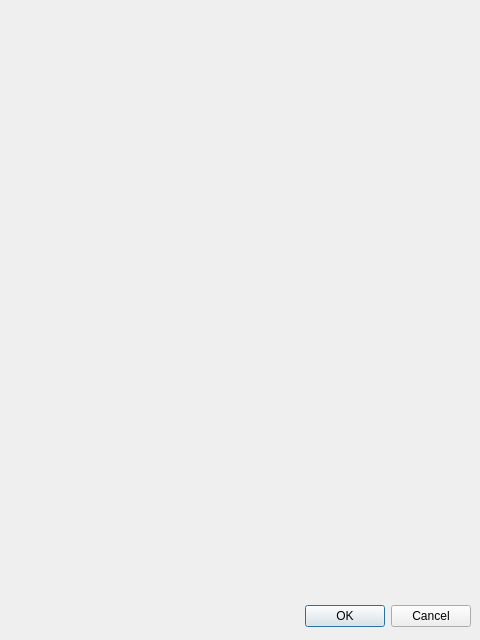
zelejimenez26/P59-Qt-CalculoRegistro-Salarios, file acerca.ui: the form before one commit.
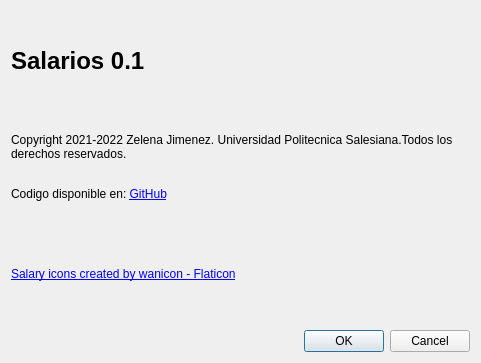
The form after the commit.

Diff of the .ui file:
```diff
--- a/acerca.ui
+++ b/acerca.ui
@@ -5,22 +5,59 @@
    <rect>
     <x>0</x>
     <y>0</y>
-    <width>480</width>
-    <height>640</height>
+    <width>481</width>
+    <height>363</height>
    </rect>
   </property>
+  <property name="minimumSize">
+   <size>
+    <width>300</width>
+    <height>300</height>
+   </size>
+  </property>
+  <property name="maximumSize">
+   <size>
+    <width>1201</width>
+    <height>700</height>
+   </size>
+  </property>
   <property name="windowTitle">
    <string>Dialog</string>
   </property>
+  <layout class="QVBoxLayout" name="verticalLayout">
+   <item>
+    <widget class="QLabel" name="lblNombre">
+     <property name="font">
+      <font>
+       <pointsize>18</pointsize>
+       <weight>75</weight>
+       <bold>true</bold>
+      </font>
+     </property>
+     <property name="text">
+      <string>Salarios 0.1</string>
+     </property>
+    </widget>
+   </item>
+   <item>
+    <widget class="QLabel" name="lblDerechos">
+     <property name="text">
+      <string>&lt;html&gt;&lt;head/&gt;&lt;body&gt;&lt;p&gt;Copyright 2021-2022 Zelena Jimenez. Universidad Politecnica Salesiana.Todos los derechos reservados.&lt;br/&gt;&lt;/p&gt;&lt;p&gt;Codigo disponible en: &lt;a href=&quot;https://github.com/zelejimenez26/P59-Qt-CalculoRegistro-Salarios&quot;&gt;&lt;span style=&quot; text-decoration: underline; color:#0000ff;&quot;&gt;GitHub&lt;/span&gt;&lt;/a&gt;&lt;/p&gt;&lt;/body&gt;&lt;/html&gt;</string>
+     </property>
+     <property name="wordWrap">
+      <bool>true</bool>
+     </property>
+    </widget>
+   </item>
+   <item>
+    <widget class="QLabel" name="lblicono">
+     <property name="text">
+      <string>&lt;a href=&quot;https://www.flaticon.com/free-icons/salary&quot; title=&quot;salary icons&quot;&gt;Salary icons created by wanicon - Flaticon&lt;/a&gt;</string>
+     </property>
+    </widget>
+   </item>
+   <item>
   <widget class="QDialogButtonBox" name="buttonBox">
-   <property name="geometry">
-    <rect>
-     <x>10</x>
-     <y>600</y>
-     <width>461</width>
-     <height>32</height>
-    </rect>
-   </property>
    <property name="orientation">
     <enum>Qt::Horizontal</enum>
    </property>
@@ -28,6 +65,8 @@
     <set>QDialogButtonBox::Cancel|QDialogButtonBox::Ok</set>
    </property>
   </widget>
+   </item>
+  </layout>
  </widget>
  <resources/>
  <connections>
```
Left out of the diff: 1 changed line with no effect on the pictures. Lines whose indentation alone changed are shown as unchanged.
